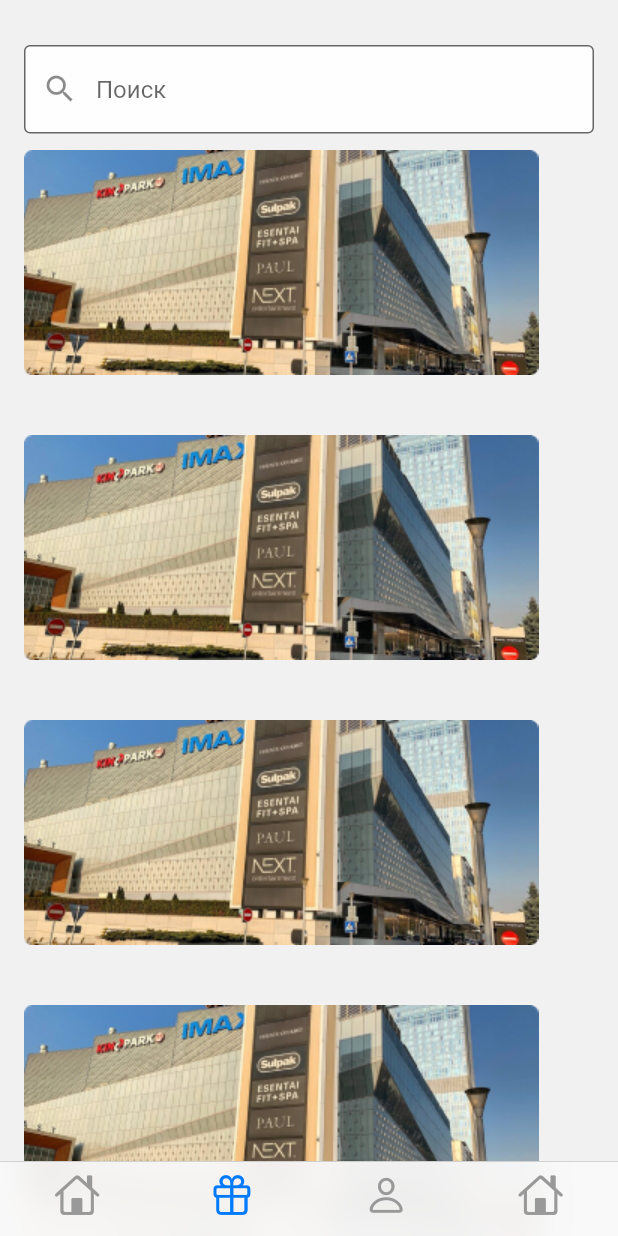
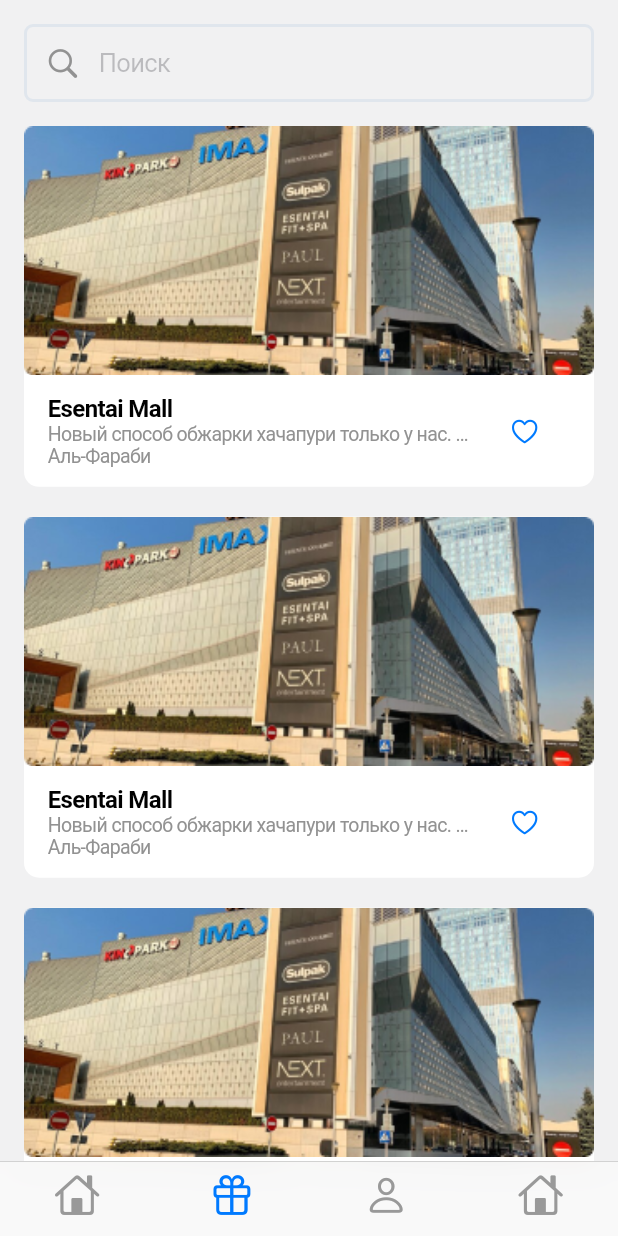
Before and after one commit to 7keel/project, a Flutter app: the MainScreen screen opened by its route, item 2 of the bottom bar chosen, on a phone screen of 412 x 824 dp. Run offline on Flutter 3.47's test engine with Material 2 defaults, Android fonts, the phone set to English and light mode, and no system bars.

Commit message:
комит

```diff
--- a/lib/src/common/constanst/color_constants.dart
+++ b/lib/src/common/constanst/color_constants.dart
@@ -4,4 +4,6 @@ class AppColors {
   static const Color scaffoldBackground = Color(0xFFF3F4F6);
   static const Color white = Color(0xFFFFFFFF);
   static const Color main = Color(0xFF4631D2);
+  static const Color border = Color(0xFFE0E6ED);
+  static const Color icon = Color(0xFF929292);
 }
--- a/lib/src/router/routing_const.dart
+++ b/lib/src/router/routing_const.dart
@@ -2,3 +2,4 @@ const String AuthRoute = '/auth/login';
 const String RegisterRoute = '/auth/register';
 const String MainRoute = '/main';
 const String NewslineRoute = '/newsline';
+const String ProfileRoute = 'profile';
--- a/lib/src/screens/main/main_screen.dart
+++ b/lib/src/screens/main/main_screen.dart
@@ -1,4 +1,5 @@
 import 'package:flutter/cupertino.dart';
+import 'package:flutter_application_1/src/profile/profile_screen.dart';
 import 'package:flutter_application_1/src/router/router.dart';
 import 'package:flutter_application_1/src/screens/auth/auth_screen.dart';
 import 'package:flutter_application_1/src/screens/auth/register_screen.dart';
@@ -28,7 +29,7 @@ class MainScreen extends StatelessWidget {
               case 1:
                 return NewslineScreen();
               case 2:
-                return AuthScreen();
+                return ProfileScreen();
               case 3:
                 return RegisterScreen();
               default:
--- a/lib/src/screens/newsline/newsline_screen.dart
+++ b/lib/src/screens/newsline/newsline_screen.dart
@@ -1,5 +1,6 @@
 import 'package:flutter/cupertino.dart';
 import 'package:flutter/material.dart';
+import 'package:flutter_application_1/src/common/constanst/color_constants.dart';
 
 class NewslineScreen extends StatelessWidget {
   final List<String> evenst = [
@@ -13,66 +14,106 @@ class NewslineScreen extends StatelessWidget {
   ];
   final TextEditingController _searchController = TextEditingController();
 
+  NewslineScreen({super.key});
+
   @override
   Widget build(BuildContext context) {
-    return MaterialApp(
-      debugShowCheckedModeBanner: false,
-      title: "lineScreen",
-      home: Scaffold(
-        body: Stack(
+    return CupertinoPageScaffold(
+      backgroundColor: Colors.white60,
+      child: SafeArea(
+        child: ListView(
+          padding: const EdgeInsets.symmetric(horizontal: 16),
           children: [
-            ListView.builder(
-              padding: EdgeInsets.only(top: 80),
-              physics: BouncingScrollPhysics(),
+            const SizedBox(
+              height: 16,
+            ),
+            CupertinoTextField(
+              padding: const EdgeInsets.symmetric(vertical: 14, horizontal: 12),
+              prefix: const Padding(
+                padding: EdgeInsets.only(left: 12),
+                child: Icon(
+                  CupertinoIcons.search,
+                  color: AppColors.icon,
+                ),
+              ),
+              placeholder: "Поиск",
+              decoration: BoxDecoration(
+                  color: Colors.transparent,
+                  border: Border.all(
+                    color: AppColors.border,
+                    width: 2,
+                  ),
+                  borderRadius: BorderRadius.circular(6)),
+            ),
+            const SizedBox(
+              height: 16,
+            ),
+            ListView.separated(
+              separatorBuilder: (context, index) => const SizedBox(height: 20),
+              shrinkWrap: true,
+              physics: const BouncingScrollPhysics(),
               itemCount: 6,
               itemBuilder: (BuildContext context, int index) {
-                return Padding(
-                  padding: const EdgeInsets.symmetric(horizontal: 16, vertical: 20),
-                  child: DecoratedBox(
-                    decoration: BoxDecoration(
-                      borderRadius: BorderRadius.all(Radius.circular(10)),
-                    ),
-                    child: Row(
-                      children: [
-                        Image.asset(
-                          fit: BoxFit.fitWidth,
-                          "assets/images/chad-montano-MqT0asuoIcU-unsplash 1.png",
+                return DecoratedBox(
+                  decoration: const BoxDecoration(
+                    color: Colors.white,
+                    borderRadius: BorderRadius.all(Radius.circular(10)),
+                  ),
+                  child: Column(
+                    crossAxisAlignment: CrossAxisAlignment.stretch,
+                    children: [
+                      Image.asset(
+                        fit: BoxFit.cover,
+                        "assets/images/chad-montano-MqT0asuoIcU-unsplash 1.png",
+                      ),
+                      Padding(
+                        padding: const EdgeInsets.symmetric(
+                            horizontal: 16, vertical: 11),
+                        child: Row(
+                          children: [
+                            const Expanded(
+                              child: Column(
+                                crossAxisAlignment: CrossAxisAlignment.start,
+                                children: [
+                                  Text(
+                                    "Esentai Mall",
+                                    style: TextStyle(
+                                      fontSize: 16,
+                                      fontWeight: FontWeight.w700,
+                                    ),
+                                  ),
+                                  Text(
+                                    "Новый способ обжарки хачапури только у нас. И вкуснейшие салатики малибу и",
+                                    style: TextStyle(
+                                      color: Color(0xFF929292),
+                                      fontSize: 13,
+                                    ),
+                                    overflow: TextOverflow.ellipsis,
+                                    maxLines: 1,
+                                  ),
+                                  Text(
+                                    "Аль-Фараби",
+                                    style: TextStyle(
+                                      color: Color(0xFF929292),
+                                      fontSize: 13,
+                                    ),
+                                  ),
+                                ],
+                              ),
+                            ),
+                            CupertinoButton(
+                                child: const Icon(CupertinoIcons.heart),
+                                onPressed: () {})
+                          ],
                         ),
-                      ],
-                    ),
+                      )
+                    ],
                   ),
                 );
               },
             ),
-            Container(
-
-
-              child: Padding(
-                padding: const EdgeInsets.symmetric(horizontal: 16, vertical: 30),
-                child: TextField(
-                  decoration: InputDecoration(
-              prefixIcon: IconButton(
-                icon: Icon(Icons.search),
-                onPressed: (){
-                }
-              ),
-                    hintText: "Поиск",
-                    filled: true,
-                    fillColor: Colors.white.withAlpha(235),
-                    border: OutlineInputBorder(),
-                    ) ,
-                ),
-              ),
-            ),
           ],
         ),
-        // body: ListView(
-        //     physics: BouncingScrollPhysics(),
-        //     children: evenst
-        //         .map((e) => Image.asset(
-        //             "assets/images/chad-montano-MqT0asuoIcU-unsplash 1.png"))
-        //         .toList()),
-        backgroundColor: Colors.white60,
       ),
     );
   }
```
